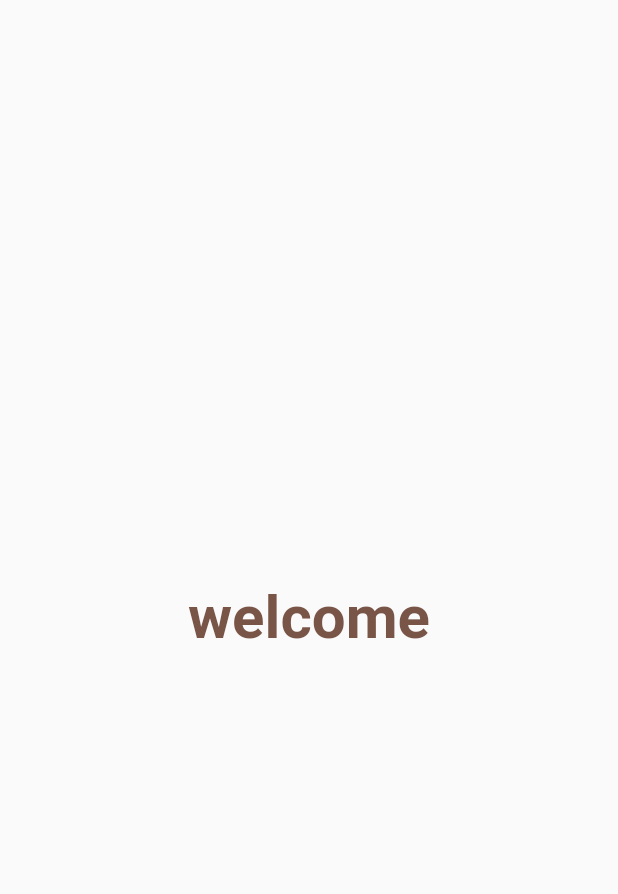
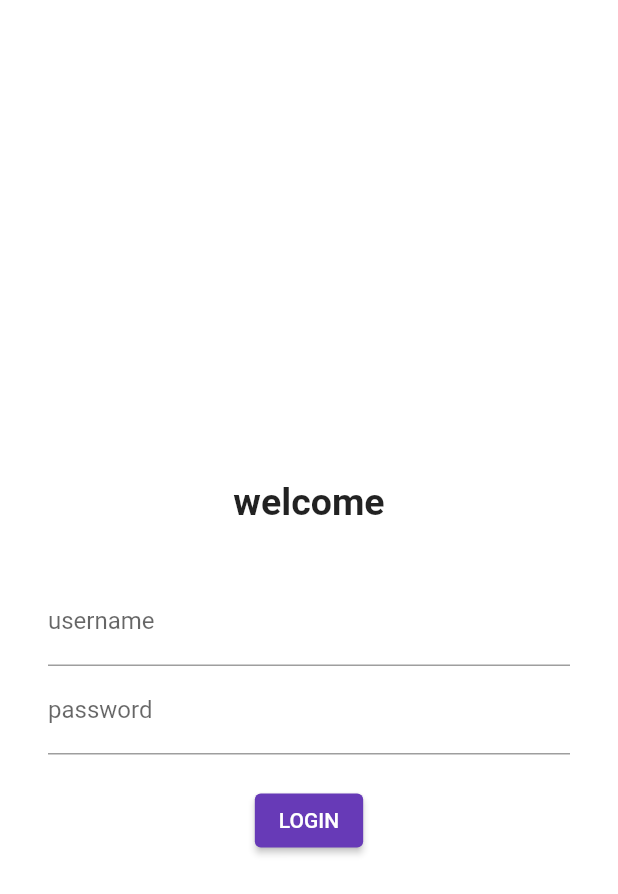
Before and after one commit to mayankeng/final-flutter, a Flutter app: the screen it shows after launch, on a phone screen of 412 x 824 dp. Shown: the top 894 px of the screen. Run offline on Flutter 3.47's test engine with Material 2 defaults, Android fonts, the phone set to English and light mode, and no system bars.

Commit message:
day4 completed

```diff
--- a/lib/main.dart
+++ b/lib/main.dart
@@ -1,6 +1,7 @@
 import 'package:flutter/material.dart';
 import 'package:flutter_application_new/pages/homepage.dart';
 import 'package:flutter_application_new/pages/loginpage.dart';
+
 
 void main(){
   runApp(Myapp());
@@ -16,7 +17,8 @@ class Myapp extends StatelessWidget {
       // home: home page(),
       themeMode: ThemeMode.light,
       theme: ThemeData(
-        primarySwatch: Colors.deepPurple
+        primarySwatch: Colors.deepPurple,
+
       ),
       darkTheme: ThemeData(
         brightness: Brightness.dark,
--- a/lib/pages/loginpage.dart
+++ b/lib/pages/loginpage.dart
@@ -6,12 +6,57 @@ class loginpage extends StatelessWidget {
   @override
   Widget build(BuildContext context) {
     return Material(
-      child: Center(
-      child: Text("welcome", style: TextStyle(
-        fontSize: 40,
-        color: Colors.brown,
-        fontWeight: FontWeight.bold
-      ),)),
+      color: Colors.white,
+      child: Column(
+        children: [
+          // Image.asset("assets/image/login_image.png"),
+          SizedBox(
+            height: 320.0,
+          ),
+          Text("welcome",style: TextStyle(
+            fontSize: 25,
+            fontWeight: FontWeight.bold
+          ),),
+          SizedBox(
+            height: 20.0,
+          ),
+
+        Padding(
+          padding: const EdgeInsets.symmetric(vertical: 16.0 , horizontal: 32.0),
+          child: Column(
+            children: [
+              TextFormField(
+              decoration: InputDecoration(
+                hintText: "enter username",
+                labelText: "username",
+              ),
+            ),
+            TextFormField(
+              obscureText: true,
+              decoration: InputDecoration(
+                hintText: "enter password",
+                labelText: "password",
+              ),
+            ),
+            SizedBox(
+            height: 20.0,
+          ),
+
+          ElevatedButton
+          (
+            onPressed: ()
+            {
+            print("Hi mayank");
+          },
+           child: Text("LOGIN"),
+            style: TextButton.styleFrom()
+            )
+
+            ],
+          ),
+        )
+        ],
+      )
     );
   }
 }
--- a/pubspec.yaml
+++ b/pubspec.yaml
@@ -35,6 +35,8 @@ dependencies:
   # The following adds the Cupertino Icons font to your application.
   # Use with the CupertinoIcons class for iOS style icons.
   cupertino_icons: ^1.0.2
+  google_fonts: ^5.1.0
+
 
 dev_dependencies:
   flutter_test:
@@ -59,8 +61,7 @@ flutter:
   uses-material-design: true
 
   # To add assets to your application, add an assets section, like this:
-  # assets:
-  #   - images/a_dot_burr.jpeg
+  #  age/
   #   - images/a_dot_ham.jpeg
 
   # An image asset can refer to one or more resolution-specific "variants", see
```
Also changed, not shown: assets/image/Login_image.png (added), pubspec.lock, 7 other files.
